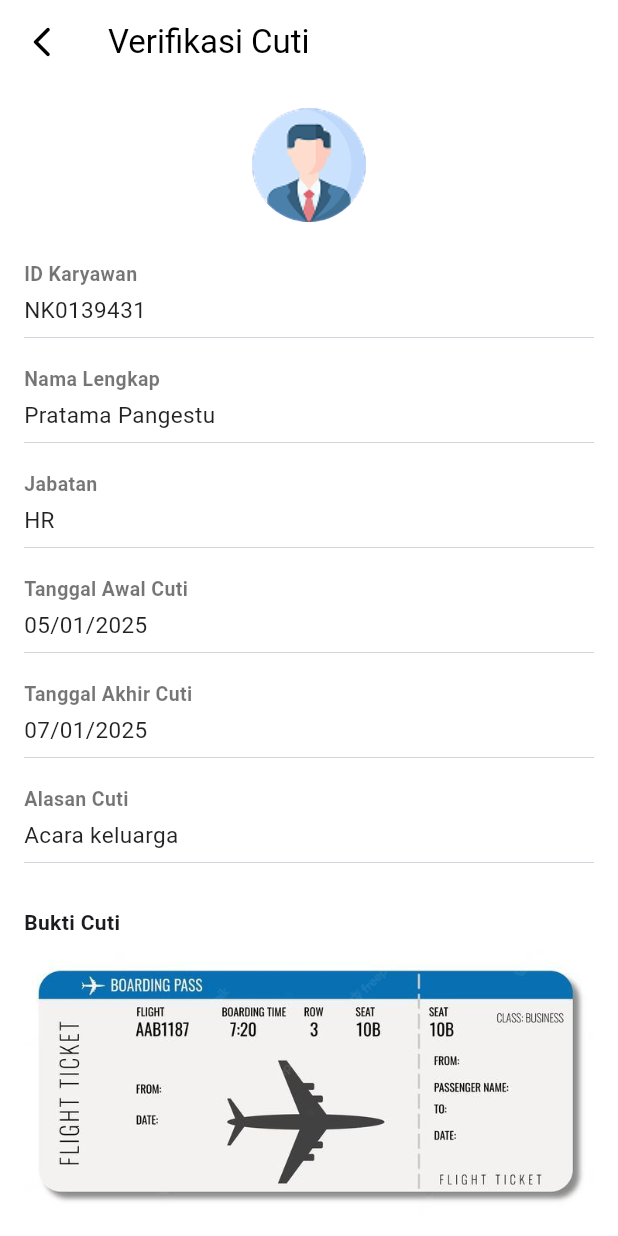
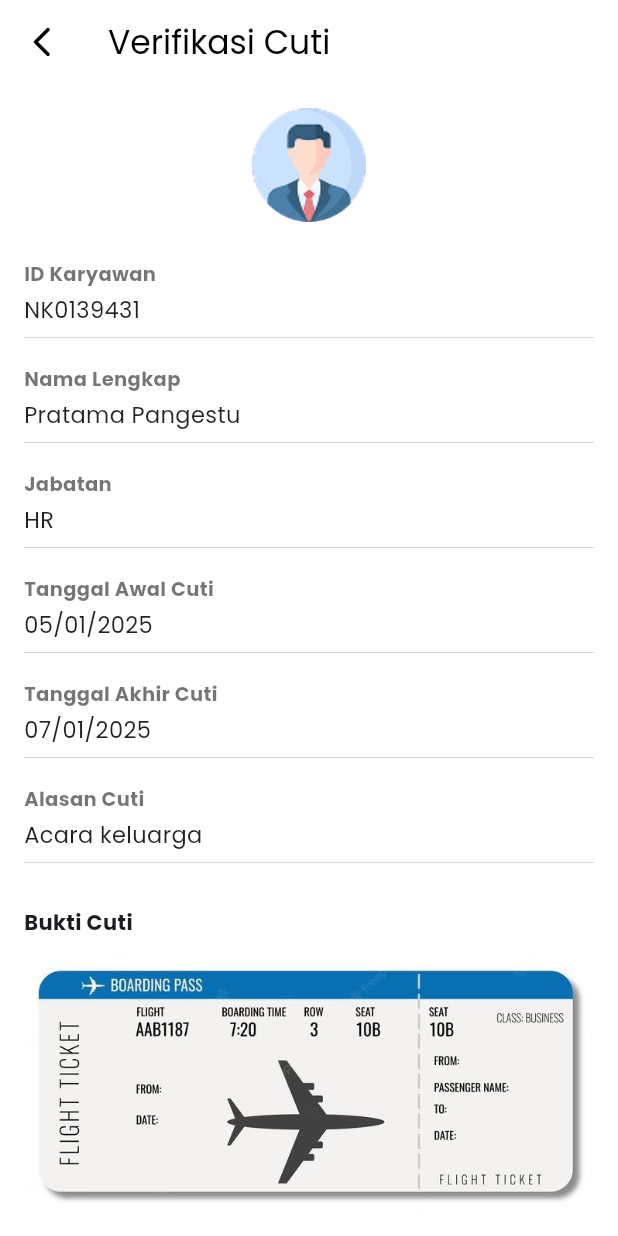
Before and after one commit to TrianaJulianingsih/MyBerikanMobile, a Flutter app: the DetailCutiScreen screen opened directly with sample values from the repository, on a phone screen of 412 x 824 dp. Run offline on Flutter 3.47's test engine with Material 3 defaults, Android fonts, the phone set to English and light mode, and no system bars; our stand-ins replace fl_chart.

Commit message:
Perbaikan font

```diff
--- a/lib/main.dart
+++ b/lib/main.dart
@@ -1,5 +1,5 @@
 import 'package:flutter/material.dart';
-import 'package:myberikan/views/notifikasi_screen.dart';
+import 'package:myberikan/views/verifikasi_cuti.dart';
 
 
 void main() {
@@ -14,7 +14,7 @@ class MyApp extends StatelessWidget {
   Widget build(BuildContext context) {
     return MaterialApp(
       title: 'Flutter Demo',
-      home: NotifikasiScreen(),
+      home: VerifikasiCutiScreen(),
     );
   }
 }
--- a/lib/views/detail_cuti_screen.dart
+++ b/lib/views/detail_cuti_screen.dart
@@ -56,7 +56,10 @@ class _DetailCutiScreenState extends State<DetailCutiScreen> {
     return Scaffold(
       backgroundColor: Colors.white,
       appBar: AppBar(
-        title: const Text('Verifikasi Cuti', style: TextStyle(color: Colors.black)),
+        title: const Text(
+          'Verifikasi Cuti',
+          style: TextStyle(color: Colors.black, fontFamily: "Poppins_Regular"),
+        ),
         backgroundColor: Colors.white,
         elevation: 0,
         leading: IconButton(
@@ -86,7 +89,7 @@ class _DetailCutiScreenState extends State<DetailCutiScreen> {
           _infoText('Alasan Cuti', cuti.alasan, isMultiline: true),
 
           const SizedBox(height: 12),
-          const Text('Bukti Cuti', style: TextStyle(fontWeight: FontWeight.bold)),
+          const Text('Bukti Cuti', style: TextStyle(fontFamily: "Poppins_Bold")),
           const SizedBox(height: 8),
 
           ClipRRect(
@@ -106,7 +109,10 @@ class _DetailCutiScreenState extends State<DetailCutiScreen> {
                     children: const [
                       Icon(Icons.image_not_supported, size: 40, color: Colors.grey),
                       SizedBox(height: 6),
-                      Text('Bukti tidak tersedia', style: TextStyle(color: Colors.grey)),
+                      Text(
+                        'Bukti tidak tersedia',
+                        style: TextStyle(color: Colors.grey, fontFamily: "Poppins_Regular"),
+                      ),
                     ],
                   ),
                 );
@@ -127,8 +133,10 @@ class _DetailCutiScreenState extends State<DetailCutiScreen> {
                       padding: const EdgeInsets.symmetric(vertical: 14),
                       shape: RoundedRectangleBorder(borderRadius: BorderRadius.circular(8)),
                     ),
-                    child: const Text('Setujui',
-                        style: TextStyle(fontSize: 16, color: Colors.white)),
+                    child: const Text(
+                      'Setujui',
+                      style: TextStyle(fontSize: 16, color: Colors.white, fontFamily: "Poppins_Regular"),
+                    ),
                   ),
                 ),
                 const SizedBox(width: 12),
@@ -140,8 +148,10 @@ class _DetailCutiScreenState extends State<DetailCutiScreen> {
                       padding: const EdgeInsets.symmetric(vertical: 14),
                       shape: RoundedRectangleBorder(borderRadius: BorderRadius.circular(8)),
                     ),
-                    child: const Text('Tolak',
-                        style: TextStyle(fontSize: 16, color: Colors.white)),
+                    child: const Text(
+                      'Tolak',
+                      style: TextStyle(fontSize: 16, color: Colors.white, fontFamily: "Poppins_Regular"),
+                    ),
                   ),
                 ),
               ],
@@ -157,7 +167,7 @@ class _DetailCutiScreenState extends State<DetailCutiScreen> {
                 child: Text(
                   cuti.status,
                   style: TextStyle(
-                    fontWeight: FontWeight.bold,
+                    fontFamily: "Poppins_Bold",
                     color: cuti.status == 'Disetujui' ? Colors.green : Colors.red,
                   ),
                 ),
@@ -174,13 +184,22 @@ class _DetailCutiScreenState extends State<DetailCutiScreen> {
       child: Column(
         crossAxisAlignment: CrossAxisAlignment.start,
         children: [
-          Text(label,
-              style: const TextStyle(
-                  fontWeight: FontWeight.bold, color: Colors.black54, fontSize: 13)),
+          Text(
+            label,
+            style: const TextStyle(
+              fontFamily: "Poppins_Bold",
+              color: Colors.black54,
+              fontSize: 13,
+            ),
+          ),
           const SizedBox(height: 4),
           Text(
             value,
-            style: const TextStyle(fontSize: 15, color: Colors.black87),
+            style: const TextStyle(
+              fontSize: 15,
+              color: Colors.black87,
+              fontFamily: "Poppins_Regular",
+            ),
             maxLines: isMultiline ? null : 1,
           ),
           const Divider(thickness: 0.5),
--- a/lib/views/verifikasi_cuti.dart
+++ b/lib/views/verifikasi_cuti.dart
@@ -70,6 +70,7 @@ class _VerifikasiCutiScreenState extends State<VerifikasiCutiScreen> {
                         style: const TextStyle(
                           color: Colors.grey,
                           fontSize: 14,
+                          fontFamily: "Poppins_reguler"
                         ),
                       ),
                     )
@@ -204,6 +205,7 @@ class _VerifikasiCutiScreenState extends State<VerifikasiCutiScreen> {
           fontWeight: active ? FontWeight.w800 : FontWeight.w500,
           color: active ? Colors.black : Colors.grey,
           fontSize: 18,
+          fontFamily: "Poppins_reguler"
         ),
       ),
     );
@@ -245,8 +247,8 @@ class _VerifikasiCutiScreenState extends State<VerifikasiCutiScreen> {
                   Text(
                     user.nama,
                     style: const TextStyle(
-                      fontWeight: FontWeight.w700,
                       color: Colors.blue,
+                      fontFamily: "Poppins_Bold"
                     ),
                   ),
                   const SizedBox(height: 4),
@@ -259,7 +261,7 @@ class _VerifikasiCutiScreenState extends State<VerifikasiCutiScreen> {
                 cuti.status,
                 style: TextStyle(
                   color: cuti.status == 'Disetujui' ? Colors.green : Colors.red,
-                  fontWeight: FontWeight.bold,
+                  fontFamily: "Poppins_Bold",
                 ),
               ),
           ],
```
Also changed, not shown: lib/views/notifikasi_screen.dart (+6 -6 lines).
